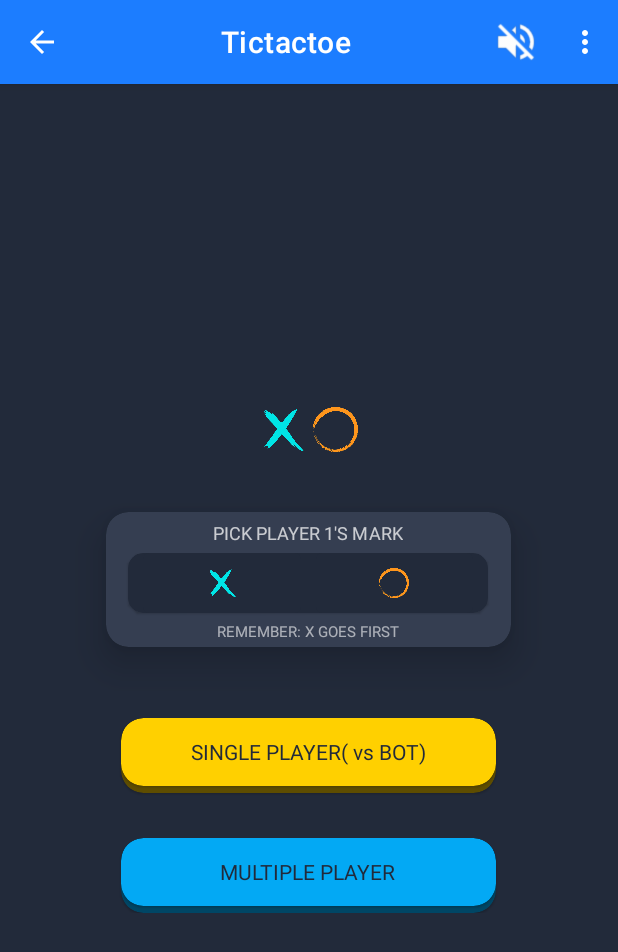
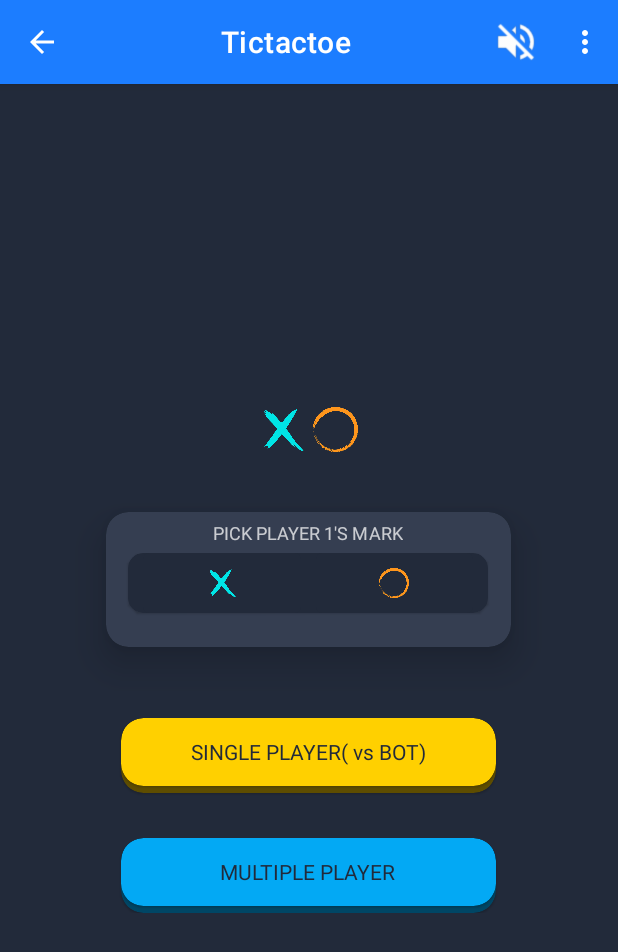
Before and after one commit to minhle28/Multigame, an Android app: the TictactoeGameActivity screen opened directly, with no data from a screen before it, on a phone screen of 412 x 824 dp. Shown: the top 952 px of the screen. Run offline under Robolectric (Android 15) with nearby library versions, the phone set to English and light mode, and no system bars; our stand-ins replace data binding.

Commit message:
fix layout

```diff
--- a/app/src/main/res/layout/activity_tictactoe_game.xml
+++ b/app/src/main/res/layout/activity_tictactoe_game.xml
@@ -99,16 +99,6 @@
                             </com.google.android.material.card.MaterialCardView>
                         </RelativeLayout>
                     </com.google.android.material.card.MaterialCardView>
-                    <TextView
-                        android:id="@+id/remember"
-                        android:layout_width="wrap_content"
-                        android:layout_height="wrap_content"
-                        android:text="@string/remember"
-                        android:layout_centerHorizontal="true"
-                        android:textSize="10dp"
-                        android:layout_below="@id/pick_card"
-                        android:layout_marginTop="5dp"
-                        android:textColor="@color/light_white_text2"/>
                 </RelativeLayout>
             </com.google.android.material.card.MaterialCardView>
             <com.google.android.material.card.MaterialCardView
```
